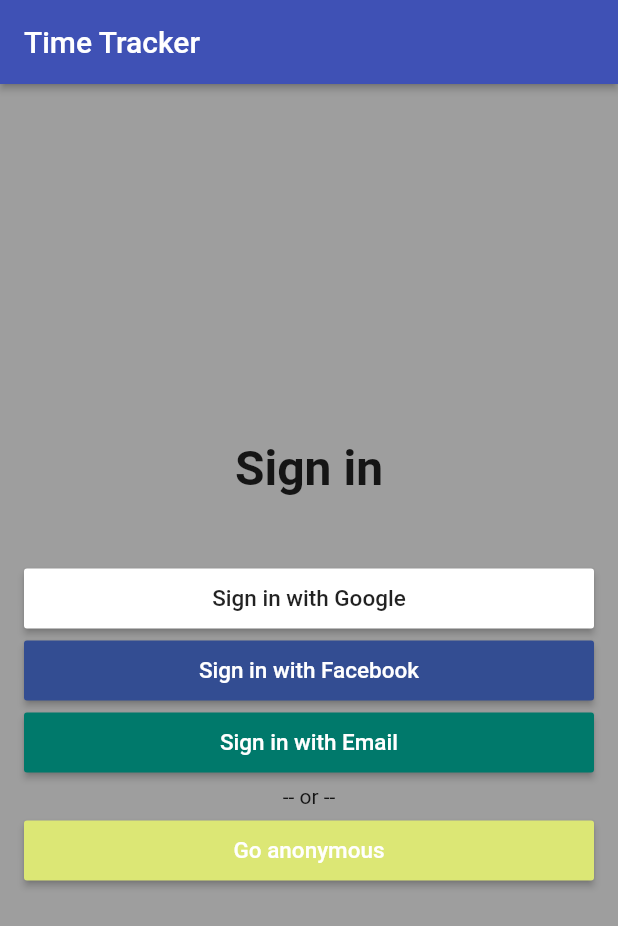
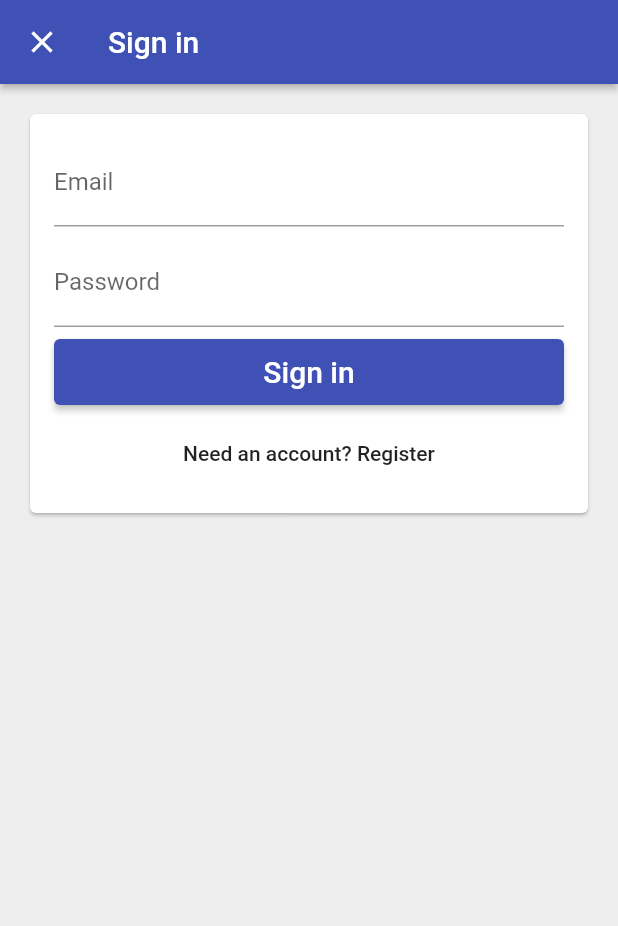
Before and after one commit to cesc1802/flutter-time-tracker, a Flutter app: the screen it shows after launch, after a tap on "Sign in with Email", on a phone screen of 412 x 824 dp. Shown: the top 926 px of the screen. Run offline on Flutter 3.47's test engine with Material 2 defaults, Android fonts, the phone set to English and light mode, and no system bars; our stand-ins replace firebase_auth, firebase_core, google_sign_in; missing offline and left inert: flutter_login_facebook; accounts and stored records are empty.

Commit message:
add feature login by using email and password

```diff
--- /dev/null
+++ b/lib/app/sign_in/email_sign_in_form.dart
@@ -0,0 +1,93 @@
+import 'package:flutter/material.dart';
+import 'package:flutter_app/common/widgets/form_submit_button.dart';
+import 'package:flutter_app/services/auth.dart';
+
+enum EmailSignInFormType { signIn, register }
+
+class EmailSignInForm extends StatefulWidget {
+  EmailSignInForm({@required this.auth});
+  final AuthBase auth;
+
+  @override
+  _EmailSignInFormState createState() => _EmailSignInFormState();
+}
+
+class _EmailSignInFormState extends State<EmailSignInForm> {
+  final TextEditingController _emailController = TextEditingController();
+  final TextEditingController _passwordController = TextEditingController();
+
+  String get _email => _emailController.text;
+  String get _password => _passwordController.text;
+  EmailSignInFormType _formType = EmailSignInFormType.signIn;
+
+  void _submit() async {
+    try {
+      if (_formType == EmailSignInFormType.signIn) {
+        await widget.auth.signInWithEmailAndPassword(_email, _password);
+      } else {
+        await widget.auth.createUserWithEmailAndPassword(_email, _password);
+      }
+
+      Navigator.of(context).pop();
+    } catch (e) {
+      print(e.toString());
+    }
+  }
+
+  void _toogleFormType() {
+    setState(() {
+      _formType = _formType == EmailSignInFormType.signIn
+          ? EmailSignInFormType.register
+          : EmailSignInFormType.signIn;
+    });
+    _emailController.clear();
+    _passwordController.clear();
+  }
+
+  List<Widget> _buildChildren() {
+    final primaryText = _formType == EmailSignInFormType.signIn
+        ? 'Sign in'
+        : 'Create an account';
+
+    final secondaryText = _formType == EmailSignInFormType.signIn
+        ? 'Need an account? Register'
+        : 'Have an account? Sign in';
+    return [
+      TextField(
+        controller: _emailController,
+        decoration: InputDecoration(
+          labelText: 'Email',
+          hintText: 'test@test.com',
+        ),
+      ),
+      SizedBox(
+        height: 8.0,
+      ),
+      TextField(
+        controller: _passwordController,
+        decoration: InputDecoration(labelText: 'Password'),
+        obscureText: true,
+      ),
+      SizedBox(
+        height: 8.0,
+      ),
+      FormSubmitButton(text: (primaryText), onPressed: _submit),
+      SizedBox(
+        height: 8.0,
+      ),
+      FlatButton(onPressed: _toogleFormType, child: Text(secondaryText))
+    ];
+  }
+
+  @override
+  Widget build(BuildContext context) {
+    return Padding(
+      padding: const EdgeInsets.all(16.0),
+      child: Column(
+        crossAxisAlignment: CrossAxisAlignment.stretch,
+        mainAxisSize: MainAxisSize.min,
+        children: _buildChildren(),
+      ),
+    );
+  }
+}
--- a/lib/app/sign_in/email_sign_in_page.dart
+++ b/lib/app/sign_in/email_sign_in_page.dart
@@ -0,0 +1,26 @@
+import 'package:flutter/material.dart';
+import 'package:flutter_app/services/auth.dart';
+
+import 'email_sign_in_form.dart';
+
+class EmailSignInPage extends StatelessWidget {
+  EmailSignInPage({@required this.auth});
+  final AuthBase auth;
+
+  @override
+  Widget build(BuildContext context) {
+    return Scaffold(
+      appBar: AppBar(
+        title: Text('Sign in'),
+        elevation: 2.0,
+      ),
+      body: Padding(
+          padding: const EdgeInsets.all(16.0),
+          child: Card(
+              child: EmailSignInForm(
+            auth: auth,
+          ))),
+      backgroundColor: Colors.grey[200],
+    );
+  }
+}
--- a/lib/app/sign_in/sign_in_page.dart
+++ b/lib/app/sign_in/sign_in_page.dart
@@ -1,4 +1,5 @@
 import 'package:flutter/material.dart';
+import 'package:flutter_app/app/sign_in/email_sign_in_page.dart';
 import 'package:flutter_app/app/sign_in/sign_in_button.dart';
 import 'package:flutter_app/services/auth.dart';
 
@@ -31,6 +32,15 @@ class SignInPage extends StatelessWidget {
     }
   }
 
+  void _signInWithEmail(BuildContext context) {
+    //TODO: show email sign in page
+    Navigator.of(context).push(MaterialPageRoute<void>(
+        fullscreenDialog: true,
+        builder: (context) => EmailSignInPage(
+              auth: auth,
+            )));
+  }
+
   @override
   Widget build(BuildContext context) {
     return Scaffold(
@@ -38,12 +48,12 @@ class SignInPage extends StatelessWidget {
         title: Text('Time Tracker'),
         elevation: 2.0,
       ),
-      body: _buildContent(),
+      body: _buildContent(context),
       backgroundColor: Colors.grey,
     );
   }
 
-  Widget _buildContent() {
+  Widget _buildContent(BuildContext context) {
     return Padding(
       padding: EdgeInsets.all(16.0),
       child: Column(
@@ -74,7 +84,7 @@ class SignInPage extends StatelessWidget {
             text: 'Sign in with Email',
             color: Colors.teal[700],
             textColor: Colors.white,
-            onPressed: () {},
+            onPressed: () => _signInWithEmail(context),
           ),
           SizedBox(height: 8.0),
           Text(
--- /dev/null
+++ b/lib/common/widgets/form_submit_button.dart
@@ -0,0 +1,18 @@
+import 'package:flutter/cupertino.dart';
+import 'package:flutter/material.dart';
+import 'package:flutter_app/common/widgets/customm_raised_button.dart';
+
+class FormSubmitButton extends CustomRaiseButton {
+  FormSubmitButton({
+    @required String text,
+    VoidCallback onPressed,
+  }) : super(
+            child: Text(
+              text,
+              style: TextStyle(color: Colors.white, fontSize: 20.0),
+            ),
+            height: 44.0,
+            color: Colors.indigo,
+            borderRadius: 4.0,
+            onPressed: onPressed);
+}
--- a/lib/services/auth.dart
+++ b/lib/services/auth.dart
@@ -8,6 +8,10 @@ abstract class AuthBase {
   Stream<User> authStateChanges();
 
   Future<User> signInAnonymously();
+
+  Future<User> signInWithEmailAndPassword(String email, String password);
+
+  Future<User> createUserWithEmailAndPassword(String email, String password);
 
   Future<User> signInWithGoogle();
 
@@ -27,6 +31,23 @@ class Auth implements AuthBase {
   @override
   Future<User> signInAnonymously() async {
     final userCredential = await _firebaseAuth.signInAnonymously();
+    return userCredential.user;
+  }
+
+  @override
+  Future<User> signInWithEmailAndPassword(String email, String password) async {
+    final userCredential = await _firebaseAuth.signInWithCredential(
+        EmailAuthProvider.credential(email: email, password: password));
+
+    return userCredential.user;
+  }
+
+  @override
+  Future<User> createUserWithEmailAndPassword(
+      String email, String password) async {
+    final userCredential = await _firebaseAuth.createUserWithEmailAndPassword(
+        email: email, password: password);
+
     return userCredential.user;
   }
 
```
